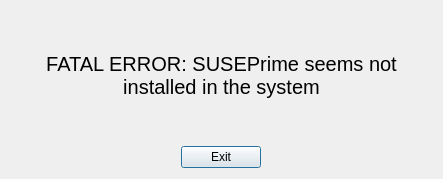
Before: the Qt Designer form src/notinst_error.ui in simopil/SUSEPrimeQt, drawn with Qt 5.
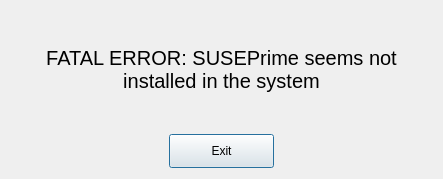
After: the same form once the commit is applied.

Patch:
```diff
--- a/src/notinst_error.ui
+++ b/src/notinst_error.ui
@@ -46,6 +46,18 @@
        <verstretch>0</verstretch>
       </sizepolicy>
      </property>
+     <property name="minimumSize">
+      <size>
+       <width>105</width>
+       <height>34</height>
+      </size>
+     </property>
+     <property name="maximumSize">
+      <size>
+       <width>105</width>
+       <height>34</height>
+      </size>
+     </property>
      <property name="locale">
       <locale language="English" country="UnitedStates"/>
      </property>
```
